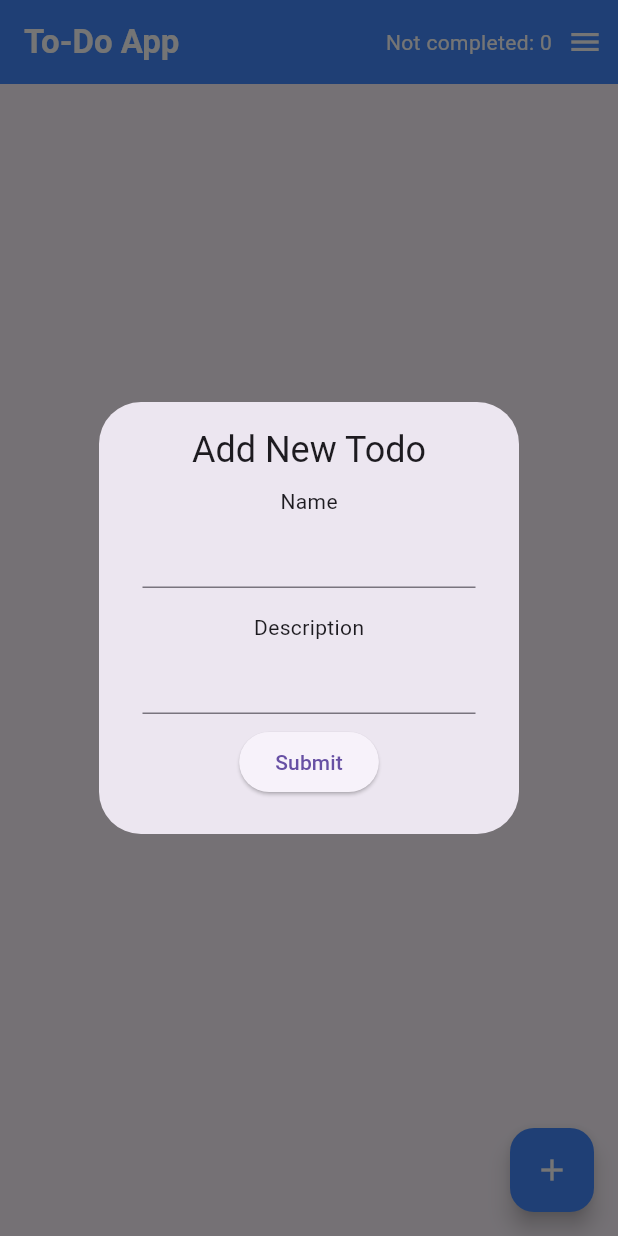
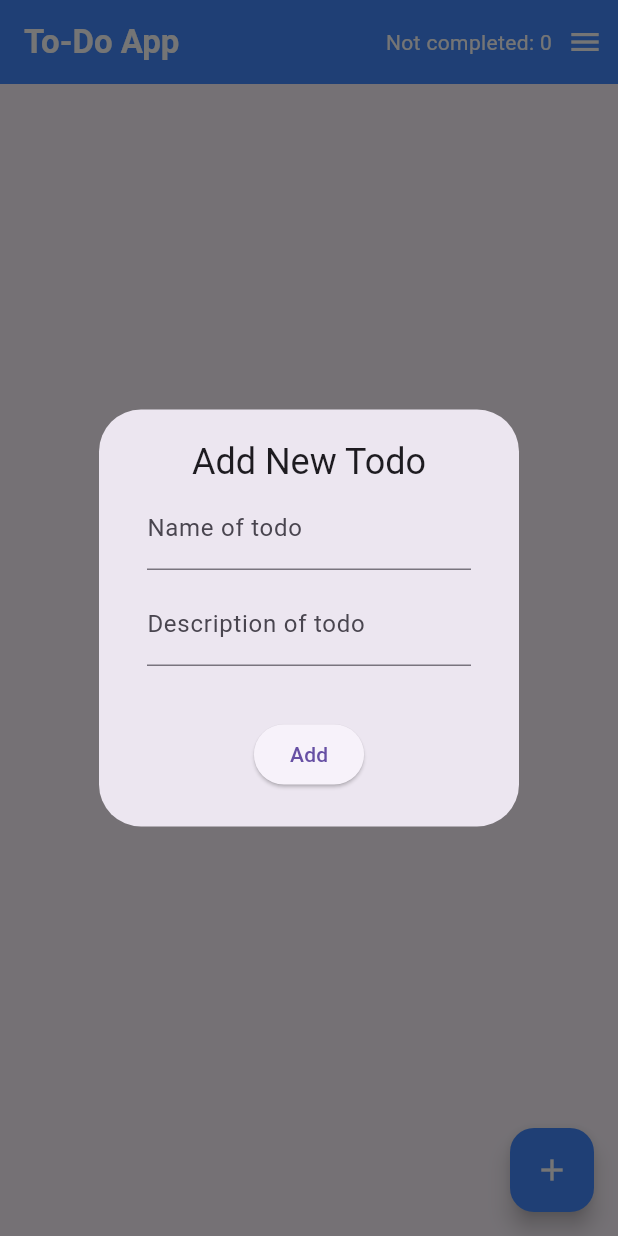
Before and after one commit to elishamutang/todo_app, a Flutter app: the screen it shows after launch, after a tap on the "add" icon, on a phone screen of 412 x 824 dp. Run offline on Flutter 3.47's test engine with Material 3 defaults, Android fonts, the phone set to English and light mode, and no system bars; our stand-ins replace firebase_core, firebase_database, get, hive, hive_flutter, sqflite; accounts and stored records are empty; generated files the repository leaves out were written again.

Commit message:
update: Added Form widget to allow users to add todos. Added initState function to load existing todos from DB into HomePageWidget.

```diff
--- a/lib/main.dart
+++ b/lib/main.dart
@@ -2,6 +2,7 @@ import 'package:flutter/material.dart';
 import 'package:provider/provider.dart';
 import 'package:todo_list/models/todo_list.dart';
 import 'package:todo_list/services/SQLDatasource.dart';
+import 'package:todo_list/services/remote_api_datasource.dart';
 import 'package:todo_list/services/todo_datasource.dart';
 import 'package:todo_list/views/todo_widget.dart';
 import 'package:get/get.dart';
@@ -37,8 +38,18 @@ class ToDoHomePage extends StatefulWidget {
 }
 
 class _ToDoHomePageState extends State<ToDoHomePage> {
+  final _formKey = GlobalKey<FormState>();
+
+  // Form fields
   final TextEditingController _controlName = TextEditingController();
   final TextEditingController _controlDescription = TextEditingController();
+
+  // Load todos from DB on mount.
+  @override
+  void initState() {
+    super.initState();
+    Provider.of<TodoList>(context, listen: false).refresh();
+  }
 
   @override
   Widget build(BuildContext context) {
@@ -94,7 +105,37 @@ class _ToDoHomePageState extends State<ToDoHomePage> {
       context: context,
       builder: (context) {
         return AlertDialog(
-          content: Column(
+          actions: [
+            Center(
+              child: Consumer<TodoList>(
+                builder: (context, todoModel, child) {
+                  return ElevatedButton(
+                    onPressed: () {
+                      if (!_formKey.currentState!.validate()) return;
+
+                      todoModel.add(
+                        Todo(
+                          id: UniqueKey().toString(),
+                          name: _controlName.text,
+                          description: _controlDescription.text,
+                        ),
+                      );
+
+                      _controlName.clear();
+                      _controlDescription.clear();
+                      Navigator.pop(context);
+                    },
+                    child: const Text('Add'),
+                  );
+                },
+              ),
+            ),
+          ],
+          content: Container(
+            padding: const EdgeInsets.all(3),
+            child: Form(
+              key: _formKey,
+              child: Column(
                 mainAxisSize: MainAxisSize.min,
                 children: [
                   Text(
@@ -102,37 +143,40 @@ class _ToDoHomePageState extends State<ToDoHomePage> {
                     style: Theme.of(context).textTheme.headlineSmall,
                   ),
                   Padding(
-                padding: EdgeInsets.fromLTRB(5, 8, 5, 0),
-                child: Text("Name"),
+                    padding: const EdgeInsets.fromLTRB(5, 0, 5, 8),
+                    child: TextFormField(
+                      decoration: const InputDecoration(
+                        labelText: "Name of todo",
+                      ),
+                      controller: _controlName,
+                      validator: (value) {
+                        if (value == null || value.isEmpty) {
+                          return "Please enter a todo name.";
+                        }
+
+                        return null;
+                      },
+                    ),
                   ),
                   Padding(
                     padding: const EdgeInsets.fromLTRB(5, 0, 5, 8),
-                child: TextFormField(controller: _controlName),
+                    child: TextFormField(
+                      decoration: const InputDecoration(
+                        labelText: "Description of todo",
                       ),
-              Padding(
-                padding: EdgeInsets.fromLTRB(5, 8, 5, 0),
-                child: Text("Description"),
+                      controller: _controlDescription,
+                      validator: (value) {
+                        if (value == null || value.isEmpty) {
+                          return "Please enter a description.";
+                        }
+
+                        return null;
+                      },
                     ),
-              Padding(
-                padding: const EdgeInsets.fromLTRB(5, 0, 5, 8),
-                child: TextFormField(controller: _controlDescription),
-              ),
-              ElevatedButton(
-                onPressed: () {
-                  setState(() {
-                    Provider.of<TodoList>(context, listen: false).add(
-                      Todo(
-                        id: "0",
-                        name: _controlName.text,
-                        description: _controlDescription.text,
-                      ),
-                    ); // Updates shared TodoList model.
-                    Navigator.pop(context);
-                  });
-                },
-                child: Text('Submit'),
                   ),
                 ],
+              ),
+            ),
           ),
         );
       },
```
Lines whose indentation alone changed are shown as unchanged.
